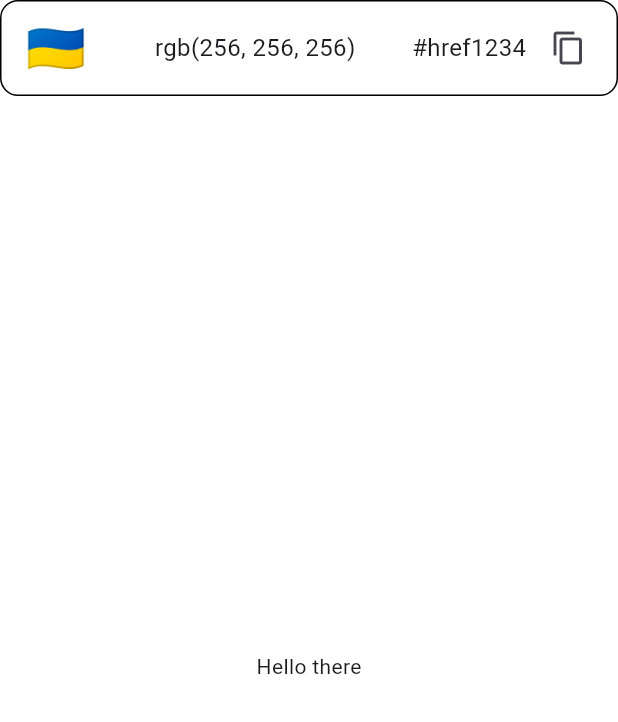
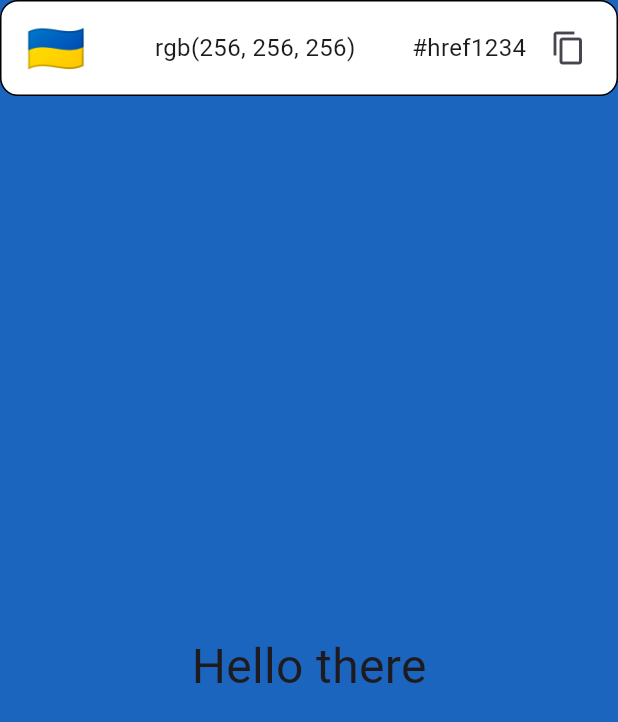
Before and after one commit to AliAtakishiyev/tapsoft, a Flutter app: the screen it shows after launch, on a phone screen of 412 x 824 dp. Shown: the top 722 px of the screen. Run offline on Flutter 3.47's test engine with Material 3 defaults, Android fonts, the phone set to English and light mode, and no system bars.

Commit message:
refactor: color change implemented to home screen

```diff
--- a/lib/features/tap/ui/screens/home_screen.dart
+++ b/lib/features/tap/ui/screens/home_screen.dart
@@ -1,25 +1,40 @@
 import 'package:flutter/material.dart';
+import 'package:tapsoft/features/tap/services/color_generator.dart';
 import 'package:tapsoft/features/tap/ui/widgets/custom_app_bar.dart';
 
-class HomeScreen extends StatelessWidget {
+class HomeScreen extends StatefulWidget {
   const HomeScreen({super.key});
+
+  @override
+  State<HomeScreen> createState() => _HomeScreenState();
+}
+
+class _HomeScreenState extends State<HomeScreen> {
+  Color? currentColor;
+
+  @override
+  void initState() {
+    super.initState();
+    currentColor = ColorGenerator.generateRandomColor();
+  }
 
   @override
   Widget build(BuildContext context) {
     return Scaffold(
-      backgroundColor: Color.from(alpha: 255, red: 255, green: 255, blue: 255),
+      backgroundColor: currentColor,
       body: SafeArea(
         child: Column(
           children: [
             CustomAppBar(),
             Expanded(
               child: GestureDetector(
+                behavior: HitTestBehavior.opaque,
                 onTap: () {
-
+                  setState(() {
+                    currentColor = ColorGenerator.generateRandomColor();
+                  });
                 },
-                child: Center(
-                  child: Text("Hello there"),
-                ),
+                child: Center(child: Text("Hello there",style: TextStyle(fontSize: 32),)),
               ),
             ),
           ],
```
